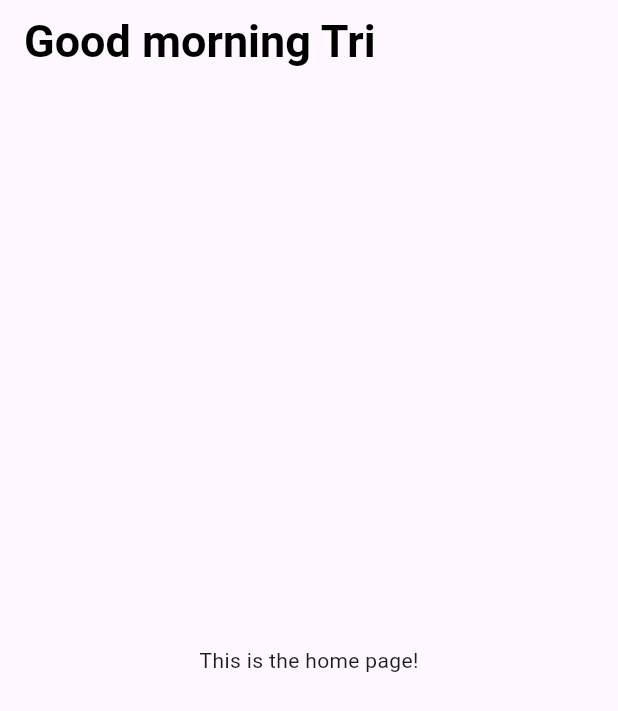
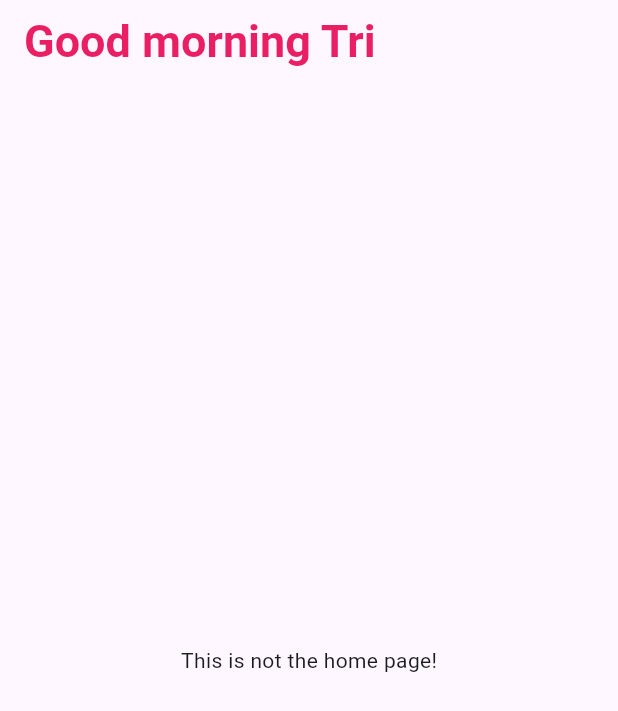
Before and after one commit to thong312/SWD391_mobile, a Flutter app: the screen it shows after launch, on a phone screen of 412 x 824 dp. Shown: the top 711 px of the screen. Run offline on Flutter 3.47's test engine with Material 3 defaults, Android fonts, the phone set to English and light mode, and no system bars.

Commit message:
little change

```diff
--- a/mobile_learning/lib/pages/home_page.dart
+++ b/mobile_learning/lib/pages/home_page.dart
@@ -12,13 +12,13 @@ class HomePage extends StatelessWidget {
           style: TextStyle(
             fontWeight: FontWeight.bold, // Đặt font chữ in đậm
             fontSize: 30, // Đặt kích thước font chữ
-            color: Colors.black, // Đặt màu chữ là màu trắng
+            color: Colors.pink, // Đặt màu chữ là màu trắng
           ),
         ),
       ),
       body: Center(
         child: const Text(
-          'This is the home page!', // Nội dung của trang home
+          'This is not the home page!', // Nội dung của trang home
         ),
       ),
     );
```
